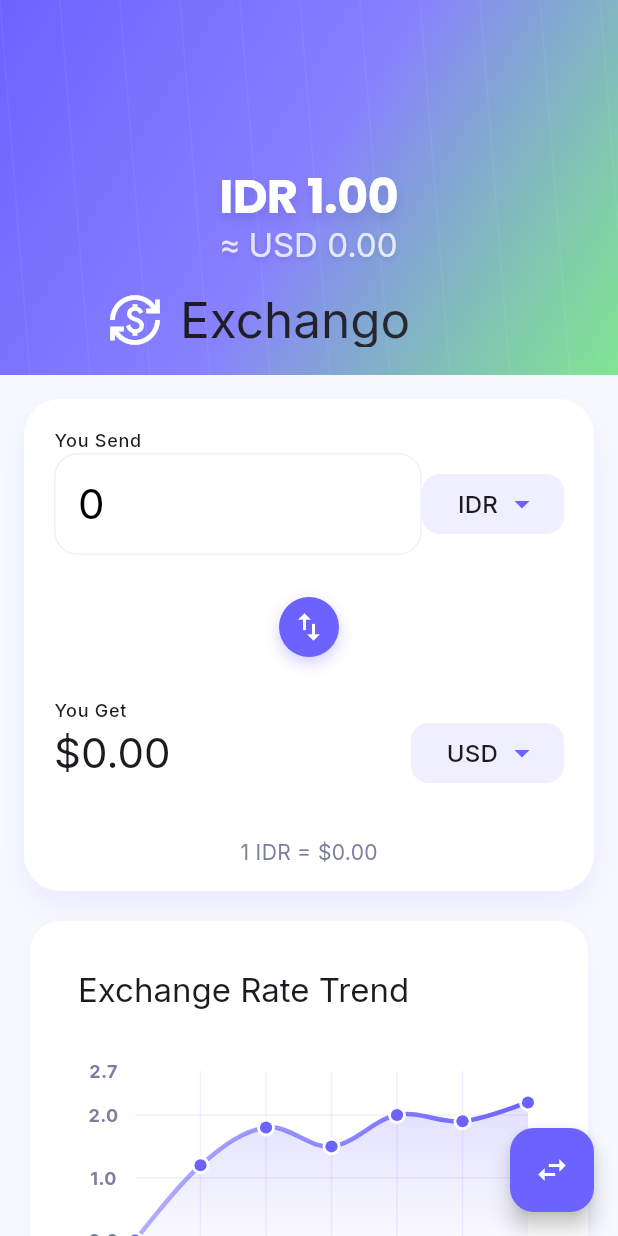
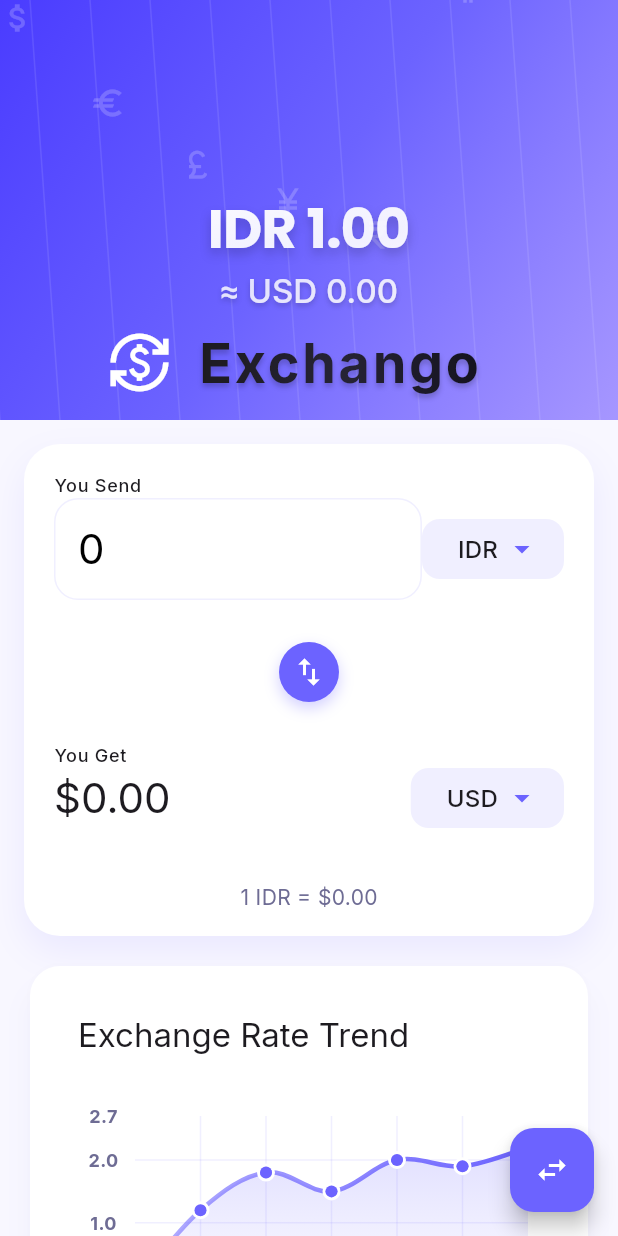
Before and after one commit to farelrasyah/Exchango, a Flutter app: the screen it shows after launch, on a phone screen of 412 x 824 dp. Run offline on Flutter 3.47's test engine with Material 3 defaults, Android fonts, the phone set to English and light mode, and no system bars; drawn by our look-alikes of fl_chart; our stand-ins replace animate_do, flutter_svg, google_fonts; network calls fail.

Commit message:
Update color palette in AppTheme: refine primary, secondary, and accent colors for a cohesive purple theme

```diff
--- a/lib/core/theme/Theme.dart
+++ b/lib/core/theme/Theme.dart
@@ -2,14 +2,15 @@ import 'package:flutter/material.dart';
 import 'package:google_fonts/google_fonts.dart';
 
 class AppTheme {
-  // Modern vibrant color palette
-  static const primaryColor = Color(0xFF6C63FF); // Vibrant purple
-  static const secondaryColor = Color(0xFF32D74B); // Fresh green
-  static const accentColor = Color(0xFFFF9F43); // Warm orange
-  static const backgroundColor = Color(0xFFF7F9FF); // Soft blue-white
+  // Updated color palette with purple theme
+  static const primaryColor = Color(0xFF6C63FF); // Main purple
+  static const secondaryColor = Color(0xFF9D8CFF); // Light purple
+  static const accentColor = Color(0xFFB4ADFF); // Soft purple
+  static const backgroundColor = Color(0xFFF8F7FF); // Light purple background
+  static const deepPurple = Color(0xFF4A3CFF); // Deep purple for emphasis
+  static const textPrimaryColor = Color(0xFF2D2B52); // Dark purple text
+  static const textSecondaryColor = Color(0xFF6E6C94); // Muted purple text
   static const cardColor = Colors.white;
-  static const textPrimaryColor = Color(0xFF1E1F4B); // Deep navy
-  static const textSecondaryColor = Color(0xFF7B7F9E); // Muted purple
   static const gradientStart = Color(0xFF6C63FF);
   static const gradientEnd = Color(0xFF584FE0);
   static const successColor = Color(0xFF4CAF50); // Green for positive changes
--- a/lib/features/screens/converterScreen.dart
+++ b/lib/features/screens/converterScreen.dart
@@ -1,6 +1,7 @@
 import 'package:flutter/material.dart';
 import 'package:flutter/services.dart';
 import 'package:fl_chart/fl_chart.dart';
+import 'dart:math' as math;
 import '../../data/services/apiService.dart';
 import '../widgets/currencyCard.dart';
 import '../widgets/currencySelector.dart';
@@ -84,7 +85,7 @@ class _ConverterScreenState extends State<ConverterScreen>
       body: CustomScrollView(
         slivers: [
           SliverAppBar(
-            expandedHeight: 250.0,
+            expandedHeight: 280.0,
             floating: false,
             pinned: true,
             backgroundColor: Colors.transparent,
@@ -93,43 +94,71 @@ class _ConverterScreenState extends State<ConverterScreen>
               title: Row(
                 mainAxisSize: MainAxisSize.min,
                 children: [
+                  // Animated Exchange Icon
                   TweenAnimationBuilder(
                     duration: const Duration(seconds: 1),
                     tween: Tween<double>(begin: 0, end: 1),
                     builder: (context, double value, child) {
-                      return Transform.scale(
-                        scale: value,
+                      return Transform.rotate(
+                        angle: value * 2 * math.pi,
                         child: Icon(
                           Icons.currency_exchange,
                           color: Colors.white.withOpacity(value),
-                          size: 24,
+                          size: 28,
                         ),
                       );
                     },
                   ),
-                  const SizedBox(width: 8),
+                  const SizedBox(width: 12),
+                  // Animated Title
                   ShaderMask(
                     shaderCallback: (bounds) => LinearGradient(
                       colors: [
                         Colors.white,
                         Colors.white.withOpacity(0.9),
+                        AppTheme.accentColor,
                       ],
+                      stops: const [0.0, 0.5, 1.0],
                     ).createShader(bounds),
-                    child: const Text('Exchango'),
+                    child: TweenAnimationBuilder(
+                      duration: const Duration(milliseconds: 1200),
+                      tween: Tween<double>(begin: 0, end: 1),
+                      builder: (context, double value, child) {
+                        return Transform.scale(
+                          scale: value,
+                          child: Text(
+                            'Exchango',
+                            style: TextStyle(
+                              fontSize: 24,
+                              fontWeight: FontWeight.bold,
+                              letterSpacing: 1.2,
+                              shadows: [
+                                Shadow(
+                                  color: Colors.black.withOpacity(0.2),
+                                  offset: const Offset(0, 2),
+                                  blurRadius: 4,
+                                ),
+                              ],
+                            ),
+                          ),
+                        );
+                      },
+                    ),
                   ),
                 ],
               ),
               background: Stack(
                 children: [
+                  // Gradient Background
                   Container(
                     decoration: BoxDecoration(
                       gradient: LinearGradient(
                         begin: Alignment.topLeft,
                         end: Alignment.bottomRight,
                         colors: [
+                          AppTheme.deepPurple,
                           AppTheme.primaryColor,
-                          AppTheme.primaryColor.withOpacity(0.8),
-                          AppTheme.secondaryColor.withOpacity(0.6),
+                          AppTheme.secondaryColor.withOpacity(0.9),
                         ],
                       ),
                     ),
@@ -137,68 +166,63 @@ class _ConverterScreenState extends State<ConverterScreen>
                   // Animated Background Patterns
                   Positioned.fill(
                     child: CustomPaint(
-                      painter: BackgroundPatternPainter(
-                        color: Colors.white.withOpacity(0.05),
+                      painter: AnimatedBackgroundPainter(
+                        color: Colors.white.withOpacity(0.1),
+                        animation: _controller,
                       ),
                     ),
                   ),
-                  // Main Content
+                  // Floating Currency Icons
+                  ...List.generate(6, (index) {
+                    return Positioned(
+                      left: (index * 60.0) % MediaQuery.of(context).size.width,
+                      top: (index * 40.0) % 200,
+                      child: AnimatedBuilder(
+                        animation: _controller,
+                        builder: (context, child) {
+                          return Transform.translate(
+                            offset: Offset(
+                              0,
+                              20 *
+                                  math.sin(
+                                      _controller.value * 2 * math.pi + index),
+                            ),
+                            child: Opacity(
+                              opacity: 0.2,
+                              child: Icon(
+                                _getCurrencyIcon(index),
+                                color: Colors.white,
+                                size: 24,
+                              ),
+                            ),
+                          );
+                        },
+                      ),
+                    );
+                  }),
+                  // Main Content with Amount Display
                   Center(
                     child: FadeTransition(
                       opacity: _fadeAnimation,
                       child: Column(
                         mainAxisAlignment: MainAxisAlignment.center,
                         children: [
-                          const SizedBox(height: 40),
-                          // Animated Amount Display
-                          TweenAnimationBuilder<double>(
-                            duration: const Duration(milliseconds: 500),
-                            tween: Tween(begin: 0.0, end: amount),
-                            builder: (context, value, child) {
-                              return Column(
-                                children: [
-                                  Text(
-                                    CurrencyFormatter.format(
-                                        value, fromCurrency),
-                                    style: Theme.of(context)
-                                        .textTheme
-                                        .displayLarge
-                                        ?.copyWith(
-                                      color: Colors.white,
-                                      fontWeight: FontWeight.bold,
-                                      shadows: [
-                                        Shadow(
-                                          color: Colors.black.withOpacity(0.1),
-                                          offset: const Offset(0, 4),
-                                          blurRadius: 8,
-                                        ),
-                                      ],
-                                    ),
-                                  ),
-                                  AnimatedSwitcher(
-                                    duration: const Duration(milliseconds: 300),
-                                    child: Text(
-                                      '≈ ${CurrencyFormatter.format(value * (rates[toCurrency] ?? 0), toCurrency)}',
-                                      key: ValueKey(toCurrency),
-                                      style: Theme.of(context)
-                                          .textTheme
-                                          .titleLarge
-                                          ?.copyWith(
-                                        color: Colors.white.withOpacity(0.8),
-                                        shadows: [
-                                          Shadow(
-                                            color:
-                                                Colors.black.withOpacity(0.1),
-                                            offset: const Offset(0, 2),
-                                            blurRadius: 4,
-                                          ),
-                                        ],
-                                      ),
-                                    ),
-                                  ),
-                                ],
-                              );
-                            },
+                          const SizedBox(height: 60),
+                          // Animated Amount Display with Shimmer Effect
+                          ShaderMask(
+                            shaderCallback: (bounds) => LinearGradient(
+                              colors: [
+                                Colors.white,
+                                Colors.white.withOpacity(0.9),
+                                Colors.white,
+                              ],
+                              stops: const [0.0, 0.5, 1.0],
+                              begin: Alignment.topLeft,
+                              end: Alignment.bottomRight,
+                              transform: GradientRotation(
+                                  _controller.value * 2 * math.pi),
+                            ).createShader(bounds),
+                            child: _buildAnimatedAmount(),
                           ),
                         ],
                       ),
@@ -315,6 +339,66 @@ class _ConverterScreenState extends State<ConverterScreen>
       favorites: favorites,
     );
   }
+
+  IconData _getCurrencyIcon(int index) {
+    final icons = [
+      Icons.attach_money,
+      Icons.euro,
+      Icons.currency_pound,
+      Icons.currency_yen,
+      Icons.currency_rupee,
+      Icons.currency_bitcoin,
+    ];
+    return icons[index % icons.length];
+  }
+
+  Widget _buildAnimatedAmount() {
+    return TweenAnimationBuilder<double>(
+      duration: const Duration(milliseconds: 500),
+      tween: Tween(begin: 0.0, end: amount),
+      builder: (context, value, child) {
+        return Column(
+          children: [
+            Text(
+              CurrencyFormatter.format(value, fromCurrency),
+              style: Theme.of(context).textTheme.displayLarge?.copyWith(
+                color: Colors.white,
+                fontWeight: FontWeight.bold,
+                fontSize: 36,
+                letterSpacing: -0.5,
+                shadows: [
+                  Shadow(
+                    color: Colors.black.withOpacity(0.2),
+                    offset: const Offset(0, 4),
+                    blurRadius: 8,
+                  ),
+                ],
+              ),
+            ),
+            const SizedBox(height: 8),
+            AnimatedSwitcher(
+              duration: const Duration(milliseconds: 300),
+              child: Text(
+                '≈ ${CurrencyFormatter.format(value * (rates[toCurrency] ?? 0), toCurrency)}',
+                key: ValueKey(toCurrency),
+                style: Theme.of(context).textTheme.titleLarge?.copyWith(
+                  color: Colors.white.withOpacity(0.9),
+                  fontWeight: FontWeight.w500,
+                  shadows: [
+                    Shadow(
+                      color: Colors.black.withOpacity(0.2),
+                      offset: const Offset(0, 2),
+                      blurRadius: 4,
+                    ),
+                  ],
+                ),
+              ),
+            ),
+          ],
+        );
+      },
+    );
+  }
 }
 
 class BackgroundPatternPainter extends CustomPainter {
@@ -345,6 +429,41 @@ class BackgroundPatternPainter extends CustomPainter {
   bool shouldRepaint(BackgroundPatternPainter oldDelegate) => false;
 }
 
+class AnimatedBackgroundPainter extends CustomPainter {
+  final Color color;
+  final Animation<double> animation;
+
+  AnimatedBackgroundPainter({
+    required this.color,
+    required this.animation,
+  }) : super(repaint: animation);
+
+  @override
+  void paint(Canvas canvas, Size size) {
+    final paint = Paint()
+      ..color = color
+      ..strokeWidth = 1.0
+      ..style = PaintingStyle.stroke;
+
+    const spacing = 20.0;
+    var x = 0.0;
+    final offset = animation.value * spacing;
+
+    while (x < size.width + spacing) {
+      canvas.drawLine(
+        Offset(x - offset, 0),
+        Offset(x + spacing - offset, size.height),
+        paint,
+      );
+      x += spacing * 2;
+    }
+  }
+
+  @override
+  bool shouldRepaint(AnimatedBackgroundPainter oldDelegate) =>
+      color != oldDelegate.color;
+}
+
 class CurrencyFormatter {
   static String format(double amount, String currencyCode) {
     return '${currencyCode} ${amount.toStringAsFixed(2)}';
```
